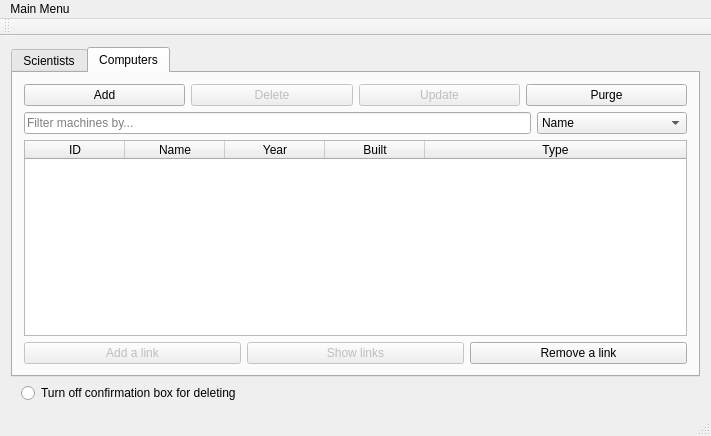
Before: the Qt Designer form vika3/adalgluggi.ui in editomars/VLN1_h22, drawn with Qt 5.
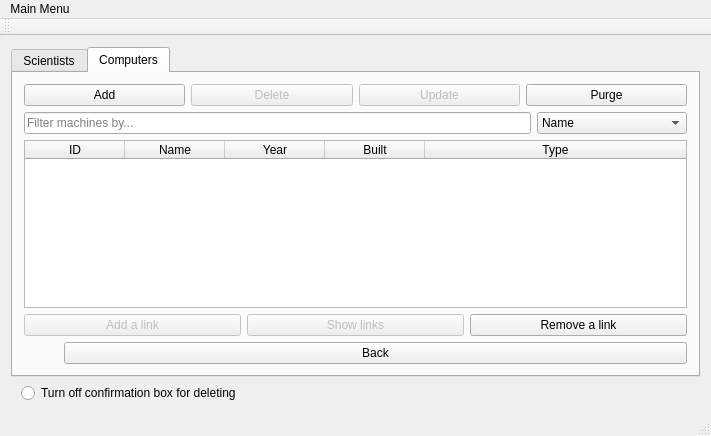
After: the same form once the commit is applied. The open tabs and pages were chosen to show the change.

Commit message: bætti við back takka ef ýtt er á eitthvað af link tökkonum

```diff
--- a/vika3/adalgluggi.ui
+++ b/vika3/adalgluggi.ui
@@ -401,6 +401,33 @@
           </item>
          </layout>
         </item>
+        <item>
+         <layout class="QHBoxLayout" name="horizontalLayout_9">
+          <item>
+           <spacer name="horizontalSpacer_3">
+            <property name="orientation">
+             <enum>Qt::Horizontal</enum>
+            </property>
+            <property name="sizeType">
+             <enum>QSizePolicy::Preferred</enum>
+            </property>
+            <property name="sizeHint" stdset="0">
+             <size>
+              <width>40</width>
+              <height>20</height>
+             </size>
+            </property>
+           </spacer>
+          </item>
+          <item>
+           <widget class="QPushButton" name="vButton_back">
+            <property name="text">
+             <string>Back</string>
+            </property>
+           </widget>
+          </item>
+         </layout>
+        </item>
        </layout>
       </widget>
      </widget>
```
Left out of the diff: 14 changed lines with no effect on the pictures. The commit also changes 2 other files.
